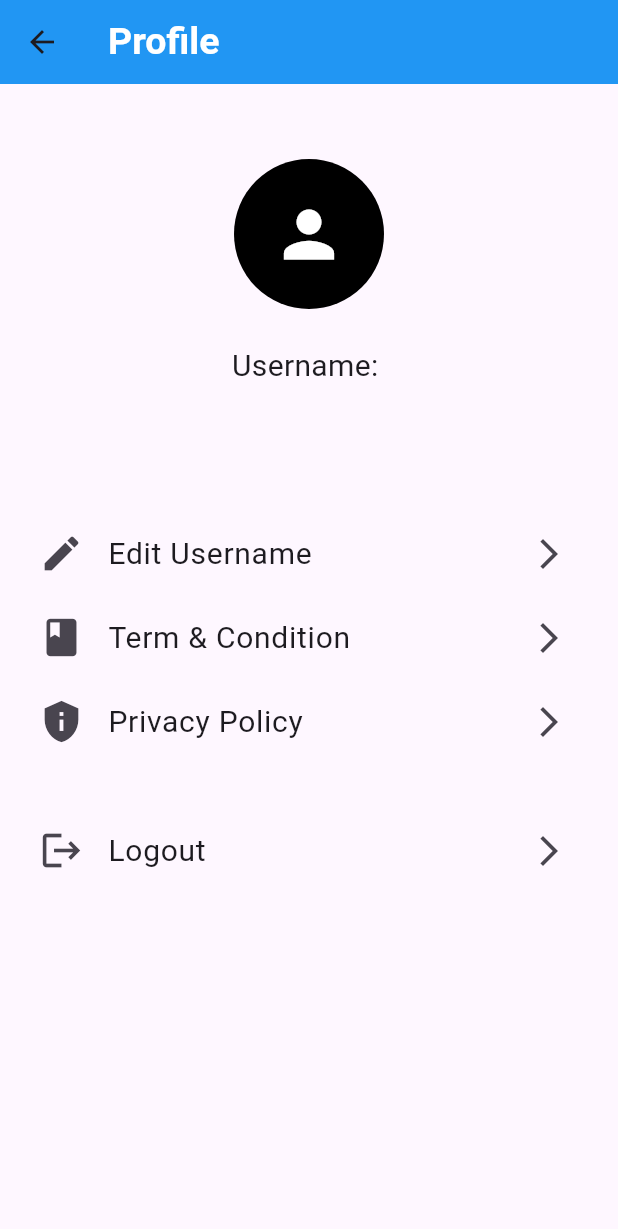
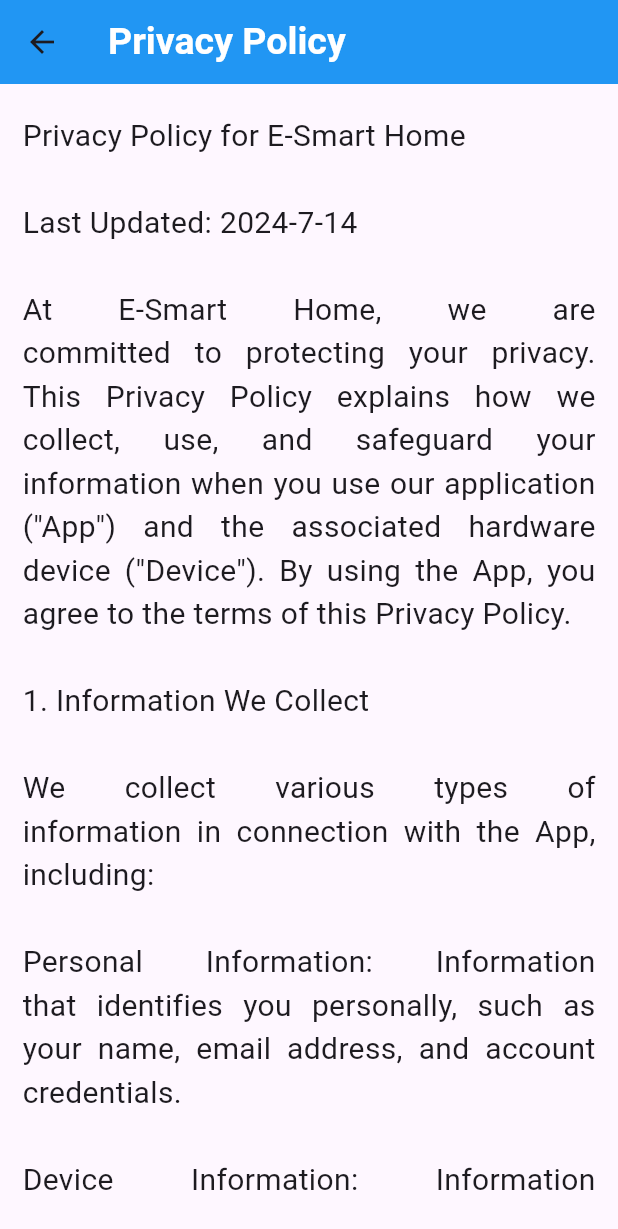
Before and after one commit to YongMingg/Final_Year_Project, a Flutter app: the NavProfilePage screen opened directly, after a tap on "Privacy Policy", on a phone screen of 412 x 824 dp. Shown: the top 1229 px of the screen. Run offline on Flutter 3.47's test engine with Material 3 defaults, Android fonts, the phone set to English and light mode, and no system bars; our stand-ins replace cloud_firestore, firebase_auth, firebase_core, firebase_database, fluttertoast, get; accounts and stored records are empty.

Commit message:
term&condition and privacy policy

```diff
--- a/lib/navigator_pages/Nav_ProfilePage.dart
+++ b/lib/navigator_pages/Nav_ProfilePage.dart
@@ -3,6 +3,7 @@ import 'package:firebase_auth/firebase_auth.dart';
 import 'package:flutter/material.dart';
 import 'package:fluttertoast/fluttertoast.dart';
 import 'package:get/get.dart';
+import '../routes/0_routes_lib.dart';
 
 class NavProfilePage extends StatefulWidget {
   const NavProfilePage({super.key});
@@ -129,9 +130,16 @@ class _NavProfilePageState extends State<NavProfilePage> {
                 ),
                 ListTile(
                   leading: const Icon(Icons.book,size: 30,),
-                  title: const Text("Term & Condition", style: TextStyle(fontSize: 20),),
+                  title: const Text("Terms & Conditions", style: TextStyle(fontSize: 20),),
                   trailing: const Icon(Icons.arrow_forward_ios_outlined),
                   onTap: () {
+
+                    //change page
+                    Navigator.of(context).push(
+                      MaterialPageRoute(builder:(context) {
+                          return const TermAndConditionPage();
+                      },)
+                    );
 
                   },
                 ),
@@ -140,6 +148,13 @@ class _NavProfilePageState extends State<NavProfilePage> {
                   title: const Text("Privacy Policy", style: TextStyle(fontSize: 20),),
                   trailing: const Icon(Icons.arrow_forward_ios_outlined),
                   onTap: () {
+
+                    //change page
+                    Navigator.of(context).push(
+                      MaterialPageRoute(builder:(context) {
+                          return const PrivacyPolicyPage();
+                      },)
+                    );
 
                   },
                 ),
@@ -153,7 +168,7 @@ class _NavProfilePageState extends State<NavProfilePage> {
                     //show logout dialog
                     showDialog(context: context, builder: (context){
                       return AlertDialog(
-                        title: const Text("Remind!"),
+                        title: const Text("Remind !"),
                         content: const Text("Are you sure to logout?"),
                         actions: [
                           TextButton(
--- a/lib/routes/0_routers.dart
+++ b/lib/routes/0_routers.dart
@@ -8,5 +8,7 @@ class Routers{
     GetPage(name: "/RegisterPage", page: () => const RegisterPage()),
     GetPage(name: "/AddDevicePage", page: () => const AddDevicePage()),
     GetPage(name: "/AddSensorPage", page: () => const AddSensorPage()),
+    GetPage(name: "/TermAndConditionPage", page: () => const TermAndConditionPage()),
+    GetPage(name: "/PrivacyPolicyPage", page: () => const PrivacyPolicyPage()),
   ];
 }
--- a/lib/routes/0_routes_lib.dart
+++ b/lib/routes/0_routes_lib.dart
@@ -3,3 +3,5 @@ export './LoginPage.dart';
 export './RegisterPage.dart';
 export './AddDevicePage.dart';
 export './AddSensorPage.dart';
+export './PrivacyPolicyPage.dart';
+export './TermAndConditionPage.dart';
--- /dev/null
+++ b/lib/routes/PrivacyPolicyPage.dart
@@ -0,0 +1,92 @@
+import 'package:flutter/material.dart';
+
+class PrivacyPolicyPage extends StatelessWidget {
+  const PrivacyPolicyPage({super.key});
+
+  @override
+  Widget build(BuildContext context) {
+    return Scaffold(
+
+      appBar: AppBar(
+        backgroundColor: Colors.blue,
+        title: const Text(
+          "Privacy Policy",
+          style: TextStyle(
+            color: Colors.white,
+            fontSize: 25,
+            fontWeight: FontWeight.bold,
+          ),
+        ),
+      ),
+
+      body: Padding(
+        padding: const EdgeInsets.fromLTRB(15, 20, 15, 20),
+        child: SingleChildScrollView(
+          child: Text(
+            """Privacy Policy for E-Smart Home
+
+Last Updated: ${DateTime.now().year}-${DateTime.now().month}-${DateTime.now().day}
+
+          At E-Smart Home, we are committed to protecting your privacy. This Privacy Policy explains how we collect, use, and safeguard your information when you use our application ("App") and the associated hardware device ("Device"). By using the App, you agree to the terms of this Privacy Policy.
+
+1. Information We Collect
+
+          We collect various types of information in connection with the App, including:
+
+          Personal Information: Information that identifies you personally, such as your name, email address, and account credentials.
+
+          Device Information: Information about the Device you are using, including hardware model, operating system, and unique device identifiers.
+
+          Usage Data: Information about how you use the App and Device, including interaction data, preferences, and settings.
+
+2. How We Use Your Information
+
+          We use the information we collect for various purposes, including:
+
+          To Provide and Improve Our Services: To operate, maintain, and enhance the App and Device.
+
+          To Communicate with You: To send you updates, notifications, and other information related to the App.
+
+          To Ensure Security: To monitor and ensure the security of the App and Device.
+
+          To Comply with Legal Obligations: To comply with legal and regulatory requirements.
+
+3. Firebase Databases
+
+          Our App uses Firebase for its database solutions, including both Realtime Database and Firestore Database. Firebase may collect and store data on your behalf. For more information on how Firebase handles data, please refer to the Firebase Privacy Policy.
+
+4. Sharing Your Information
+
+          We do not sell, trade, or otherwise transfer your personal information to outside parties except in the following circumstances:
+
+          Service Providers: We may share your information with third-party service providers who perform services on our behalf.
+
+          Legal Requirements: We may disclose your information if required to do so by law or in response to valid requests by public authorities.
+
+5. Data Security
+
+          We implement a variety of security measures to ensure the safety of your personal information. However, no method of transmission over the Internet or electronic storage is 100% secure, and we cannot guarantee absolute security.
+
+6. Your Choices
+
+          You have certain rights regarding your personal information, including:
+
+          Access and Update: You can access and update your personal information through the App.
+
+          Delete: You can request the deletion of your account and personal information by contacting us.
+
+7. Children's Privacy
+
+          Our App is not intended for use by children under the age of 13. We do not knowingly collect personal information from children under 13. If we become aware that we have collected personal information from a child under 13, we will take steps to delete such information.
+
+8. Changes to This Privacy Policy
+
+          We may update this Privacy Policy from time to time. We will notify you of any changes by posting the new Privacy Policy on our website and within the App. Your continued use of the App after the changes become effective constitutes your acceptance of the new Privacy Policy.""",
+            style: const TextStyle(fontSize: 20),
+            textAlign: TextAlign.justify,
+          ),
+        ),
+      ),
+    );
+  }
+}
--- /dev/null
+++ b/lib/routes/TermAndConditionPage.dart
@@ -0,0 +1,93 @@
+import 'package:flutter/material.dart';
+import 'dart:async';
+
+class TermAndConditionPage extends StatelessWidget {
+
+
+  const TermAndConditionPage({super.key});
+
+  @override
+  Widget build(BuildContext context) {
+    return Scaffold(
+      appBar: AppBar(
+        backgroundColor: Colors.blue,
+        title: const Text(
+          "Terms & Conditions",
+          style: TextStyle(
+            color: Colors.white,
+            fontSize: 25,
+            fontWeight: FontWeight.bold,
+          ),
+        ),
+      ),
+      body: Padding(
+        padding: const EdgeInsets.fromLTRB(15, 20, 15, 20),
+        child: SingleChildScrollView(
+          child: Text(
+            """Terms and Conditions for E-Smart Home
+
+Last Updated: ${DateTime.now().year}-${DateTime.now().month}-${DateTime.now().day}
+
+        Welcome to E-Smart Home ("App"). These Terms and Conditions ("Terms") govern your use of our application and the associated hardware device ("Device") controlled via WiFi. By accessing or using the App, you agree to be bound by these Terms.
+
+1. Acceptance of Terms
+
+        By downloading, installing, or using the App, you agree to these Terms and Conditions and our Privacy Policy. If you do not agree to these Terms, do not use the App.
+
+2. Description of Service
+
+        The App allows users to control the Device using WiFi. The Device is built using Arduino technology and is designed to perform specific tasks as outlined in the product description.
+
+3. User Responsibilities
+
+        Account Registration: You may need to create an account to use the App. You are responsible for maintaining the confidentiality of your account information.
+
+        Compliance: You agree to comply with all applicable laws and regulations while using the App and Device.
+
+        Proper Use: You must use the App and Device as intended. Any misuse, including but not limited to tampering with the hardware or software, is prohibited.
+
+4. License and Restrictions
+
+        License: We grant you a non-exclusive, non-transferable, limited license to use the App in accordance with these Terms.
+
+        Restrictions: You may not modify, reverse engineer, decompile, or disassemble the App or Device.
+
+5. Privacy
+
+        Your privacy is important to us. Please review our Privacy Policy to understand how we collect, use, and protect your information.
+
+6. Intellectual Property
+
+        All content, trademarks, service marks, logos, and other intellectual property associated with the App and Device are the property of E-Smart Home or its licensors.
+
+7. Warranty Disclaimer
+
+        The App and Device are provided "as is" without warranties of any kind, either express or implied. We do not warrant that the App or Device will meet your requirements, be uninterrupted, or error-free.
+
+8. Limitation of Liability
+
+        To the fullest extent permitted by law, E-Smart Home shall not be liable for any indirect, incidental, special, consequential, or punitive damages, or any loss of profits or revenues, whether incurred directly or indirectly, or any loss of data, use, goodwill, or other intangible losses, resulting from:
+
+        Your use or inability to use the App or Device.
+
+        Any unauthorized access to or use of our servers and/or any personal information stored therein.
+
+9. Indemnification
+
+        You agree to indemnify and hold harmless E-Smart Home, its affiliates, and their respective officers, directors, employees, and agents from and against any claims, liabilities, damages, losses, and expenses, including reasonable attorneys' fees, arising out of or in any way connected with your access to or use of the App or Device.
+
+10. Changes to Terms
+
+        We may modify these Terms at any time. We will notify you of any changes by posting the new Terms on our website and within the App. Your continued use of the App after the changes become effective constitutes your acceptance of the new Terms.
+
+11. Governing Law
+
+        These Terms shall be governed by and construed in accordance with the laws of Malaysia, without regard to its conflict of law principles.""",
+            style: const TextStyle(fontSize: 20),
+            textAlign: TextAlign.justify,
+          ),
+        ),
+      ),
+    );
+  }
+}
```
